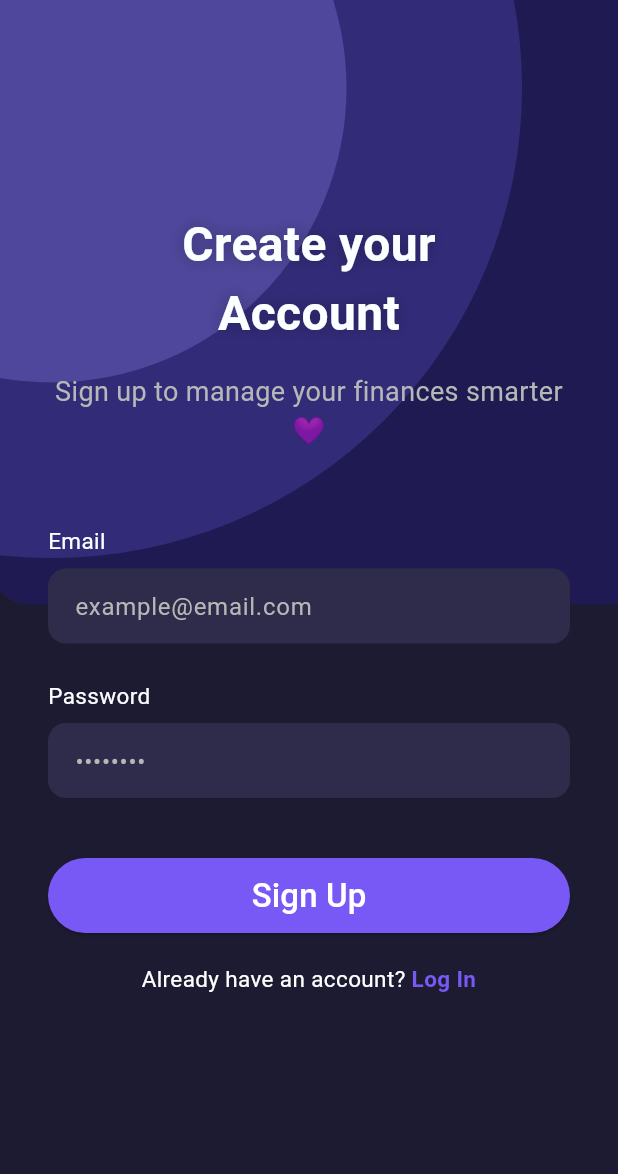
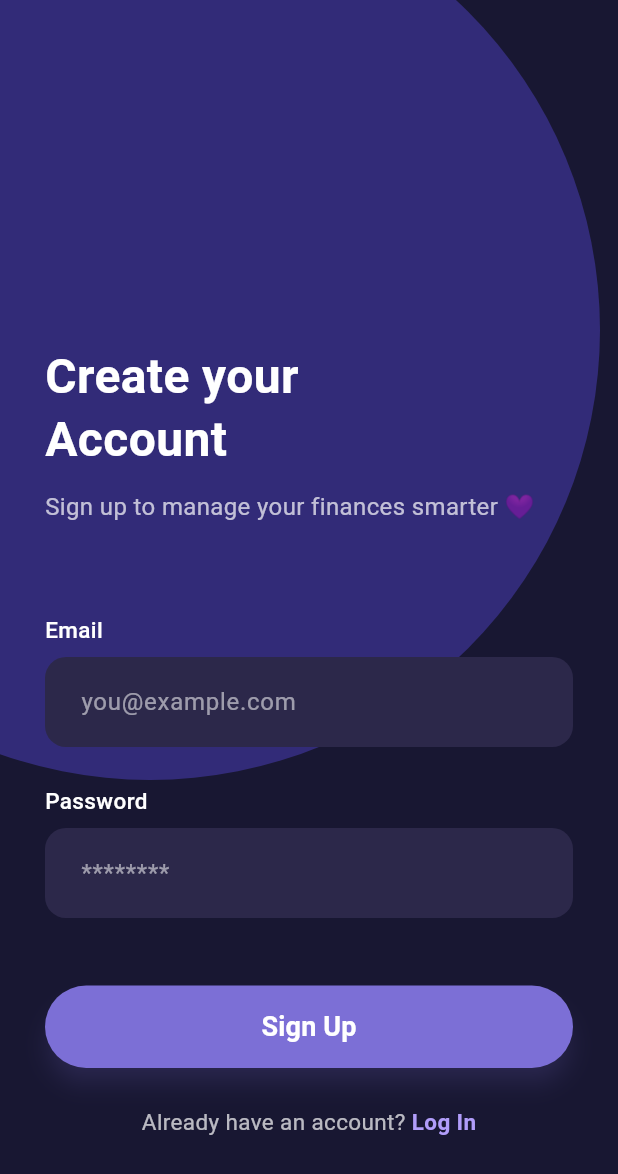
Before and after one commit to Nouraaabdullah/2025_GP1_9, a Flutter app: the SignUpScreen screen opened by its route, on a phone screen of 412 x 824 dp. Shown: the top 1174 px of the screen. Run offline on Flutter 3.47's test engine with Material 3 defaults, Android fonts, the phone set to English and light mode, and no system bars; our stand-ins replace supabase_flutter; accounts and stored records are empty; Roboto replaces fonts that are missing (Poppins).

Commit message:
updates (sign up/ expense / income)

```diff
--- a/lib/screens/Registeration/profile_setup/setup_name_screen.dart
+++ b/lib/screens/Registeration/profile_setup/setup_name_screen.dart
@@ -103,7 +103,7 @@ class _SetupNameScreenState extends State<SetupNameScreen> {
                       borderRadius: BorderRadius.circular(20),
                     ),
                     child: const Text(
-                      "STEP 1 OF 4",
+                      "STEP 1 OF 6",
                       style: TextStyle(
                         color: Color(0xFFB8A8FF),
                         fontSize: 12,
--- a/lib/screens/Registeration/signup_screen.dart
+++ b/lib/screens/Registeration/signup_screen.dart
@@ -1,5 +1,4 @@
 import 'package:flutter/material.dart';
-import 'package:font_awesome_flutter/font_awesome_flutter.dart';
 import 'package:supabase_flutter/supabase_flutter.dart';
 
 class SignUpScreen extends StatefulWidget {
@@ -15,6 +14,7 @@ class _SignUpScreenState extends State<SignUpScreen> {
   final supabase = Supabase.instance.client;
   bool loading = false;
 
+  // ===== Email/Password Sign-Up =====
   Future<void> signUpUser() async {
     final email = emailController.text.trim();
     final password = passwordController.text.trim();
@@ -29,42 +29,53 @@ class _SignUpScreenState extends State<SignUpScreen> {
     setState(() => loading = true);
 
     try {
-      // 1️⃣ Create user in Supabase Auth
+      // ✅ 1. Create user in Supabase Auth
       final response = await supabase.auth.signUp(
         email: email,
         password: password,
       );
 
       final user = response.user;
-      if (user == null) {
-        throw Exception("User creation failed.");
-      }
+      if (user == null) throw Exception("User creation failed.");
 
-      debugPrint("✅ User created in Auth: ${user.id}");
-
-      // 2️⃣ Insert user profile in User_Profile table
-      // Since RLS is disabled, no need for policies.
-      final insertResponse = await supabase.from('User_Profile').insert({
+      // ✅ 2. Insert user profile
+      await supabase.from('User_Profile').insert({
         'user_id': user.id,
         'email': email,
-        'full_name': null, // user will fill this in setup flow
+        'full_name': null,
         'current_balance': 0,
-        'hashed_password': null,
       });
 
-      debugPrint("✅ Profile inserted: $insertResponse");
-
-      // 3️⃣ Show confirmation message
       ScaffoldMessenger.of(context).showSnackBar(
         SnackBar(content: Text("Account created for ${user.email}")),
       );
 
-      // 4️⃣ Navigate to next setup page
+      // ✅ 3. Navigate to setup flow
       Navigator.pushReplacementNamed(context, '/setupName');
     } catch (e) {
-      debugPrint("❌ Signup Error: $e");
       ScaffoldMessenger.of(context).showSnackBar(
         SnackBar(content: Text("Error signing up: $e")),
+      );
+    } finally {
+      setState(() => loading = false);
+    }
+  }
+
+  // ===== Google Sign-In =====
+  Future<void> signUpWithGoogle() async {
+    setState(() => loading = true);
+    try {
+      await supabase.auth.signInWithOAuth(
+        OAuthProvider.google,
+        redirectTo: 'io.supabase.flutter://login-callback/',
+      );
+      // ✅ Supabase handles redirect back into app automatically
+      ScaffoldMessenger.of(context).showSnackBar(
+        const SnackBar(content: Text("Redirecting to Google Sign-In...")),
+      );
+    } catch (e) {
+      ScaffoldMessenger.of(context).showSnackBar(
+        SnackBar(content: Text("Google Sign-In failed: $e")),
       );
     } finally {
       setState(() => loading = false);
@@ -74,245 +85,224 @@ class _SignUpScreenState extends State<SignUpScreen> {
   @override
   Widget build(BuildContext context) {
     return Scaffold(
-      backgroundColor: const Color(0xFF1D1B32),
-      body: SafeArea(
-        child: Stack(
+      backgroundColor: const Color(0xFF181732),
+      body: Stack(
         children: [
-            // === Background Layers ===
+          // ===== BACKGROUND CIRCLES =====
           Positioned(
-              left: -5,
-              top: 0,
+            top: -150,
+            left: -120,
             child: Container(
-                width: 440,
-                height: 403,
+              width: 400,
+              height: 400,
               decoration: const BoxDecoration(
-                  color: Color(0xFF1F1B52),
-                  borderRadius: BorderRadius.only(
-                    bottomLeft: Radius.circular(24),
-                    bottomRight: Radius.circular(24),
-                  ),
+                color: Color(0xFF4E46B4),
+                shape: BoxShape.circle,
               ),
             ),
           ),
           Positioned(
-              left: -279,
-              top: -255,
+            top: -80,
+            left: -200,
             child: Container(
-                width: 627,
-                height: 627,
+              width: 600,
+              height: 600,
               decoration: const BoxDecoration(
                 color: Color(0xFF322B78),
                 shape: BoxShape.circle,
               ),
             ),
           ),
-            Positioned(
-              left: -162,
-              top: -138,
-              child: Container(
-                width: 393,
-                height: 393,
-                decoration: const BoxDecoration(
-                  color: Color(0xFF4E479B),
-                  shape: BoxShape.circle,
+
+          // ===== MAIN CONTENT =====
+          SafeArea(
+            child: SingleChildScrollView(
+              padding: const EdgeInsets.symmetric(horizontal: 30.0),
+              child: Column(
+                crossAxisAlignment: CrossAxisAlignment.start,
+                children: [
+                  const SizedBox(height: 230),
+                  const Text(
+                    "Create your\nAccount",
+                    style: TextStyle(
+                      color: Colors.white,
+                      fontSize: 32,
+                      fontWeight: FontWeight.w700,
+                      height: 1.3,
+                    ),
+                  ),
+                  const SizedBox(height: 12),
+                  const Text(
+                    "Sign up to manage your finances smarter 💜",
+                    style: TextStyle(color: Colors.white70, fontSize: 16),
+                  ),
+                  const SizedBox(height: 60),
+
+                  // ===== EMAIL =====
+                  const Text(
+                    "Email",
+                    style: TextStyle(
+                      color: Colors.white,
+                      fontSize: 15,
+                      fontWeight: FontWeight.w500,
+                    ),
+                  ),
+                  const SizedBox(height: 8),
+                  _buildTextField(
+                    controller: emailController,
+                    hintText: "you@example.com",
+                    isPassword: false,
+                  ),
+                  const SizedBox(height: 25),
+
+                  // ===== PASSWORD =====
+                  const Text(
+                    "Password",
+                    style: TextStyle(
+                      color: Colors.white,
+                      fontSize: 15,
+                      fontWeight: FontWeight.w500,
+                    ),
+                  ),
+                  const SizedBox(height: 8),
+                  _buildTextField(
+                    controller: passwordController,
+                    hintText: "********",
+                    isPassword: true,
+                  ),
+
+                  const SizedBox(height: 45),
+
+                  // ===== SIGN UP BUTTON =====
+                  SizedBox(
+                    width: double.infinity,
+                    height: 55,
+                    child: ElevatedButton(
+                      onPressed: loading ? null : signUpUser,
+                      style: ElevatedButton.styleFrom(
+                        backgroundColor: const Color(0xFF7C6FD6),
+                        shape: RoundedRectangleBorder(
+                          borderRadius: BorderRadius.circular(30),
+                        ),
+                        elevation: 6,
+                        shadowColor:
+                            const Color(0xFF7C6FD6).withOpacity(0.4),
+                      ),
+                      child: loading
+                          ? const CircularProgressIndicator(
+                              color: Colors.white,
+                            )
+                          : const Text(
+                              "Sign Up",
+                              style: TextStyle(
+                                color: Colors.white,
+                                fontSize: 18,
+                                fontWeight: FontWeight.w600,
+                              ),
                             ),
                     ),
                   ),
 
-            // === Main Content ===
-            ListView(
-              padding: const EdgeInsets.symmetric(horizontal: 32),
+                  const SizedBox(height: 25),
+
+                  // // ===== GOOGLE SIGN IN =====
+                  // SizedBox(
+                  //   width: double.infinity,
+                  //   height: 55,
+                  //   child: OutlinedButton.icon(
+                  //     onPressed: loading ? null : signUpWithGoogle,
+                  //     icon: const Icon(
+                  //       Icons.g_mobiledata,
+                  //       color: Colors.white,
+                  //       size: 28,
+                  //     ),
+                  //     label: const Text(
+                  //       "Continue with Google",
+                  //       style: TextStyle(
+                  //         color: Colors.white,
+                  //         fontSize: 16,
+                  //         fontWeight: FontWeight.w500,
+                  //       ),
+                  //     ),
+                  //     style: OutlinedButton.styleFrom(
+                  //       side: const BorderSide(color: Colors.white54),
+                  //       shape: RoundedRectangleBorder(
+                  //         borderRadius: BorderRadius.circular(30),
+                  //       ),
+                  //       backgroundColor: const Color(0xFF2C284A),
+                  //     ),
+                  //   ),
+                  // ),
+
+                  // const SizedBox(height: 25),
+
+                  // ===== LOGIN LINK =====
+                  Center(
+                    child: Row(
+                      mainAxisAlignment: MainAxisAlignment.center,
                       children: [
-                const SizedBox(height: 140),
                         const Text(
-                  'Create your\nAccount',
-                  textAlign: TextAlign.center,
+                          "Already have an account? ",
                           style: TextStyle(
-                    color: Color(0xFFFCFFFF),
-                    fontSize: 32,
+                            color: Colors.white70,
+                            fontSize: 15,
+                          ),
+                        ),
+                        GestureDetector(
+                          onTap: () {
+                            Navigator.pushReplacementNamed(context, '/login');
+                          },
+                          child: const Text(
+                            "Log In",
+                            style: TextStyle(
+                              color: Color(0xFFB19DFA),
                               fontWeight: FontWeight.w600,
-                    shadows: [
-                      Shadow(
-                        offset: Offset(0, 0),
-                        blurRadius: 12,
-                        color: Colors.black26,
+                              fontSize: 15,
+                            ),
+                          ),
                         ),
                       ],
                     ),
                   ),
-                const SizedBox(height: 16),
-                const Text(
-                  'Sign up to manage your finances smarter 💜',
-                  textAlign: TextAlign.center,
-                  style: TextStyle(
-                    color: Color(0xFFB6B8B8),
-                    fontSize: 18,
+                  const SizedBox(height: 40),
+                ],
               ),
-                ),
-                const SizedBox(height: 50),
-
-                // === Email Field ===
-                const Text('Email',
-                    style: TextStyle(color: Color(0xFFFCFFFF), fontSize: 15)),
-                const SizedBox(height: 8),
-                FocusedTextField(
-                    controller: emailController, hint: 'example@email.com'),
-                const SizedBox(height: 24),
-
-                // === Password Field ===
-                const Text('Password',
-                    style: TextStyle(color: Color(0xFFFCFFFF), fontSize: 15)),
-                const SizedBox(height: 8),
-                FocusedTextField(
-                    controller: passwordController,
-                    hint: '••••••••',
-                    obscure: true),
-                const SizedBox(height: 40),
-
-                // === Sign Up Button ===
-                SizedBox(
-                  width: double.infinity,
-                  height: 50,
-                  child: ElevatedButton(
-                    onPressed: loading ? null : signUpUser,
-                    style: ElevatedButton.styleFrom(
-                      backgroundColor: const Color(0xFF7959F5),
-                      shape: RoundedRectangleBorder(
-                        borderRadius: BorderRadius.circular(33),
-                      ),
-                    ),
-                    child: loading
-                        ? const CircularProgressIndicator(color: Colors.white)
-                        : const Text(
-                            'Sign Up',
-                            style: TextStyle(
-                              color: Colors.white,
-                              fontSize: 22,
-                              fontWeight: FontWeight.w500,
-                            ),
-                          ),
-                  ),
-                ),
-                const SizedBox(height: 20),
-
-                // // === Google Sign-In Placeholder ===
-                // SizedBox(
-                //   width: double.infinity,
-                //   height: 50,
-                //   child: OutlinedButton.icon(
-                //     onPressed: () {},
-                //     icon: const FaIcon(FontAwesomeIcons.google,
-                //         color: Colors.white, size: 18),
-                //     label: const Text(
-                //       'Continue with Google',
-                //       style: TextStyle(color: Colors.white, fontSize: 16),
-                //     ),
-                //     style: OutlinedButton.styleFrom(
-                //       side: const BorderSide(color: Colors.white54),
-                //       shape: RoundedRectangleBorder(
-                //         borderRadius: BorderRadius.circular(33),
-                //       ),
-                //     ),
-                //   ),
-                // ),
-                // const SizedBox(height: 24),
-
-                // === Redirect to Login ===
-                GestureDetector(
-                  onTap: () =>
-                      Navigator.pushReplacementNamed(context, '/login'),
-                  child: const Text.rich(
-                    TextSpan(
-                      children: [
-                        TextSpan(
-                          text: 'Already have an account? ',
-                          style: TextStyle(color: Colors.white, fontSize: 15),
-                        ),
-                        TextSpan(
-                          text: 'Log In',
-                          style: TextStyle(
-                            color: Color(0xFF7959F5),
-                            fontSize: 15,
-                            fontWeight: FontWeight.w600,
             ),
           ),
         ],
       ),
-                    textAlign: TextAlign.center,
+    );
+  }
+
+  // ===== Custom TextField =====
+  Widget _buildTextField({
+    required TextEditingController controller,
+    required String hintText,
+    required bool isPassword,
+  }) {
+    return TextField(
+      controller: controller,
+      obscureText: isPassword,
+      style: const TextStyle(color: Colors.white),
+      decoration: InputDecoration(
+        hintText: hintText,
+        hintStyle: const TextStyle(color: Colors.white54),
+        filled: true,
+        fillColor: const Color(0xFF2C284A),
+        border: OutlineInputBorder(
+          borderRadius: BorderRadius.circular(14),
+          borderSide: BorderSide.none,
         ),
+        contentPadding:
+            const EdgeInsets.symmetric(horizontal: 20, vertical: 18),
+        focusedBorder: OutlineInputBorder(
+          borderRadius: BorderRadius.circular(14),
+          borderSide: const BorderSide(
+            color: Color(0xFF9B7EE8),
+            width: 1.5,
           ),
-                const SizedBox(height: 30),
-              ],
-            ),
-          ],
         ),
       ),
     );
   }
 }
-
-// === Reusable Focused TextField Widget ===
-class FocusedTextField extends StatefulWidget {
-  final String hint;
-  final bool obscure;
-  final TextEditingController controller;
-
-  const FocusedTextField({
-    required this.controller,
-    required this.hint,
-    this.obscure = false,
-    super.key,
-  });
-
-  @override
-  State<FocusedTextField> createState() => _FocusedTextFieldState();
-}
-
-class _FocusedTextFieldState extends State<FocusedTextField> {
-  final FocusNode _focusNode = FocusNode();
-  bool _isFocused = false;
-
-  @override
-  void initState() {
-    super.initState();
-    _focusNode.addListener(() {
-      if (mounted) setState(() => _isFocused = _focusNode.hasFocus);
-    });
-  }
-
-  @override
-  void dispose() {
-    _focusNode.dispose();
-    super.dispose();
-  }
-
-  @override
-  Widget build(BuildContext context) {
-    return AnimatedContainer(
-      duration: const Duration(milliseconds: 200),
-      height: 50,
-      decoration: BoxDecoration(
-        color: const Color(0xFF2E2C4A),
-        borderRadius: BorderRadius.circular(12),
-        border: Border.all(
-          color: _isFocused ? const Color(0xFF7959F5) : Colors.transparent,
-          width: 2,
-        ),
-      ),
-      padding: const EdgeInsets.symmetric(horizontal: 16),
-      alignment: Alignment.centerLeft,
-      child: TextField(
-        controller: widget.controller,
-        focusNode: _focusNode,
-        obscureText: widget.obscure,
-        style: const TextStyle(color: Colors.white),
-        decoration: InputDecoration(
-          hintText: widget.hint,
-          hintStyle: const TextStyle(color: Color(0xFFB6B8B8)),
-          border: InputBorder.none,
-        ),
-        cursorColor: const Color(0xFF7959F5),
-      ),
-    );
-  }
-}
```
Also changed, not shown: lib/screens/Registeration/profile_setup/setup_expenses_screen.dart (+98 -79 lines), lib/screens/Registeration/profile_setup/setup_income_screen.dart (+92 -42 lines), 1 other file. Lines whose indentation alone changed are shown as unchanged.
